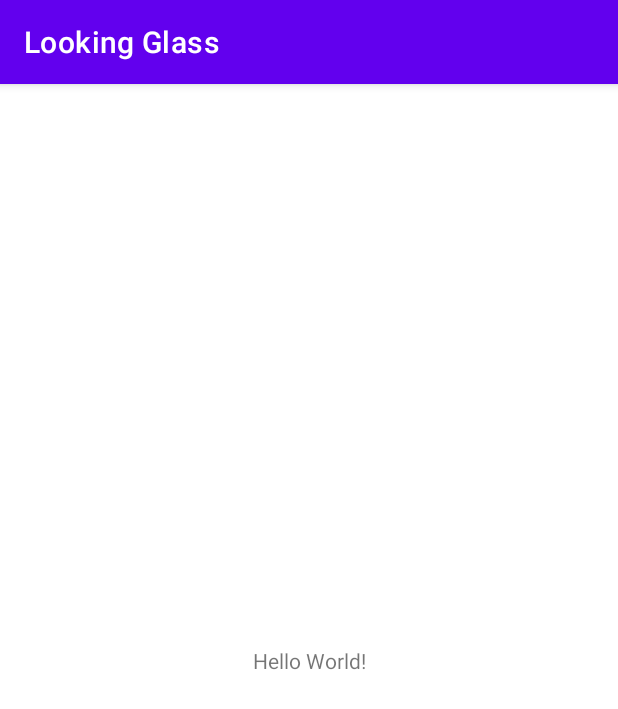
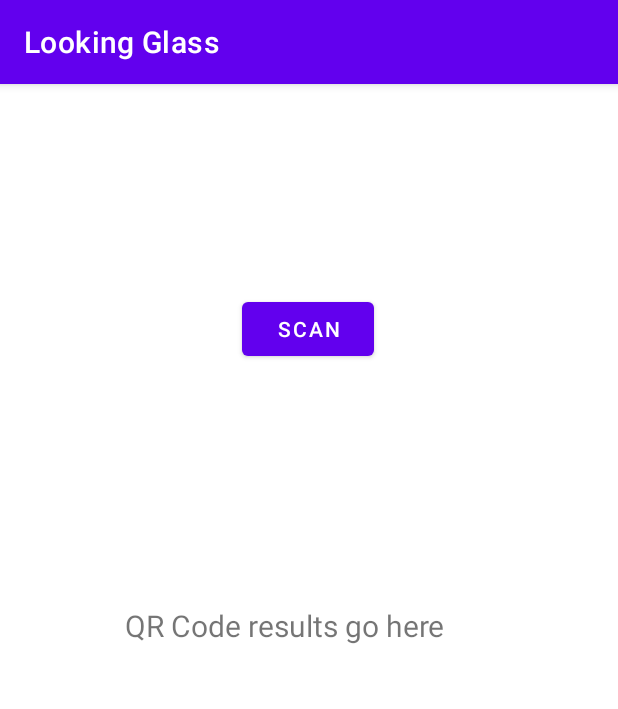
Before and after one commit to embron/LookingGlass, an Android app: the screen it shows after launch (MainActivity), on a phone screen of 412 x 824 dp. Shown: the top 709 px of the screen. Run offline under Robolectric (Android 15) with nearby library versions, the light colour scheme and no system bars; libraries missing offline, so code that uses them is left out: com.google.zxing.integration.

Commit message:
Qr Code reader basic

```diff
--- a/app/build.gradle
+++ b/app/build.gradle
@@ -36,4 +36,6 @@ dependencies {
     testImplementation 'junit:junit:4.+'
     androidTestImplementation 'androidx.test.ext:junit:1.1.3'
     androidTestImplementation 'androidx.test.espresso:espresso-core:3.4.0'
+
+    implementation 'com.journeyapps:zxing-android-embedded:4.2.0'
 }
--- a/app/src/main/AndroidManifest.xml
+++ b/app/src/main/AndroidManifest.xml
@@ -1,7 +1,7 @@
 <?xml version="1.0" encoding="utf-8"?>
 <manifest xmlns:android="http://schemas.android.com/apk/res/android"
     package="com.example.lookingglass">
-
+ <uses-permission android:name="android.permission.CAMERA"/>
     <application
         android:allowBackup="true"
         android:icon="@mipmap/ic_launcher"
--- a/app/src/main/res/layout/activity_main.xml
+++ b/app/src/main/res/layout/activity_main.xml
@@ -7,12 +7,28 @@
     tools:context=".MainActivity">
 
     <TextView
-        android:layout_width="wrap_content"
-        android:layout_height="wrap_content"
-        android:text="Hello World!"
+        android:id="@+id/QRRES"
+        android:layout_width="246dp"
+        android:layout_height="73dp"
+        android:rotation="0"
+        android:rotationY="0"
+        android:text="@string/qr_code_results_go_here"
+        android:textSize="20sp"
         app:layout_constraintBottom_toBottomOf="parent"
         app:layout_constraintLeft_toLeftOf="parent"
         app:layout_constraintRight_toRightOf="parent"
         app:layout_constraintTop_toTopOf="parent" />
 
+    <Button
+        android:id="@+id/button"
+        android:layout_width="wrap_content"
+        android:layout_height="wrap_content"
+        android:layout_marginStart="161dp"
+        android:layout_marginLeft="161dp"
+        android:layout_marginTop="139dp"
+        android:onClick="Scanbuttion"
+        android:text="@string/scan"
+        app:layout_constraintStart_toStartOf="parent"
+        app:layout_constraintTop_toTopOf="parent" />
+
 </androidx.constraintlayout.widget.ConstraintLayout>
--- a/app/src/main/res/values/strings.xml
+++ b/app/src/main/res/values/strings.xml
@@ -1,3 +1,5 @@
 <resources>
     <string name="app_name">Looking Glass</string>
+    <string name="qr_code_results_go_here">QR Code results go here</string>
+    <string name="scan">Scan</string>
 </resources>
```
Also changed, not shown: app/src/main/java/com/example/lookingglass/MainActivity.java (+36 -0 lines).
